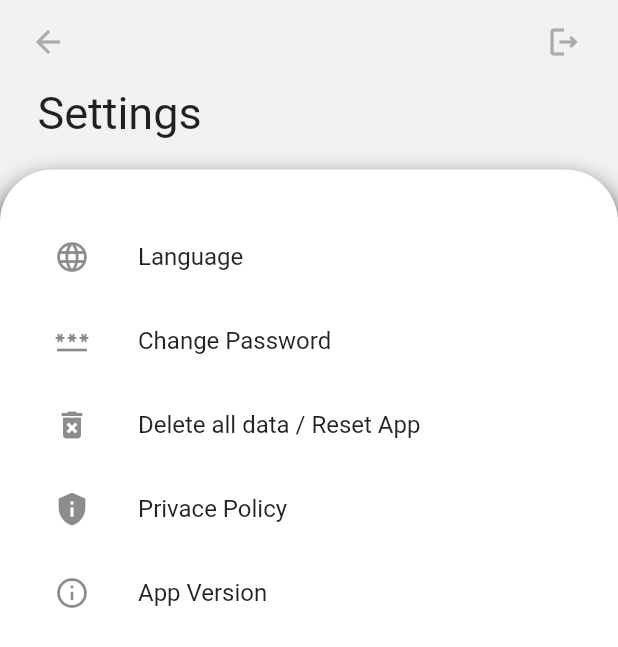
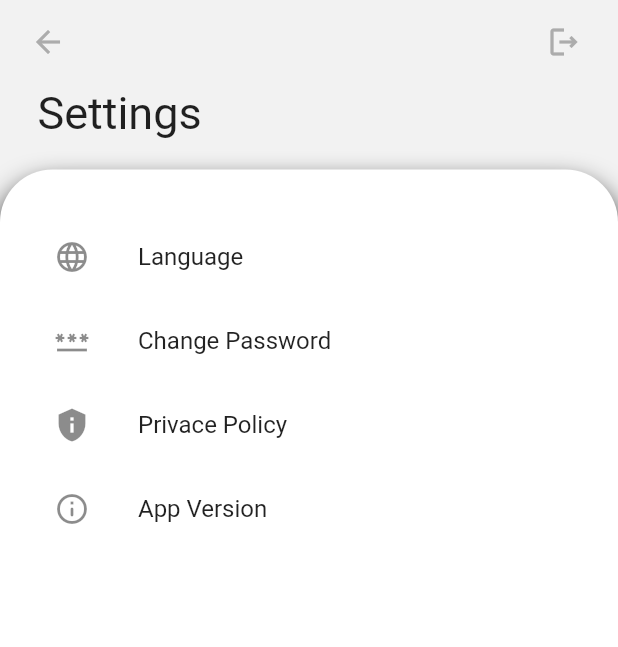
Before and after one commit to dariapichlak/gardening, a Flutter app: the CalendarPageContent screen opened directly, after a tap on the "settings" icon, on a phone screen of 412 x 824 dp. Shown: the top 647 px of the screen. Run offline on Flutter 3.47's test engine with Material 2 defaults, Android fonts, the phone set to English and light mode, and no system bars; our stand-ins replace bloc, cloud_firestore, curved_navigation_bar, dio, firebase_auth, firebase_core and 5 more; missing offline and left inert: flutterfire_ui; accounts and stored records are empty; Roboto replaces fonts that are missing (Antic).

Commit message:
Improve the UI

```diff
--- a/lib/home/home_page.dart
+++ b/lib/home/home_page.dart
@@ -15,8 +15,8 @@ class _HomePageState extends State<HomePage> {
   var index = 1;
   final items = const <Widget>[
     Icon(Icons.calendar_month, size: 30),
-    Icon(Icons.note_add, size: 30),
     Icon(Icons.note, size: 30),
+    Icon(Icons.list_outlined, size: 30),
   ];
   @override
   Widget build(BuildContext context) {
@@ -33,7 +33,7 @@ class _HomePageState extends State<HomePage> {
             child: NotesPageContent(),
           );
         }
-        return PlantsPageContent();
+        return const PlantsPageContent();
       }),
       bottomNavigationBar: Theme(
         data: Theme.of(context)
--- a/lib/home/pages/calendar_page_content/calendar_page_content.dart
+++ b/lib/home/pages/calendar_page_content/calendar_page_content.dart
@@ -3,7 +3,6 @@ import 'package:flutter_bloc/flutter_bloc.dart';
 import 'package:gardening/core/enum.dart';
 import 'package:gardening/data/remote_data_sources/weather_remote_data_source.dart';
 import 'package:gardening/home/pages/calendar_page_content/cubit/calendar_page_content_cubit.dart';
-import 'package:gardening/home/pages/testing_page.dart';
 import 'package:gardening/home/settings/settings.dart';
 import 'package:gardening/models/weather_model.dart';
 import 'package:gardening/repositories/weather_repository.dart';
@@ -41,13 +40,10 @@ class _CalendarPageContentState extends State<CalendarPageContent> {
         },
         builder: (context, state) {
           final weatherModel = state.model;
-          return Container(
-            decoration: const BoxDecoration(
-                image: DecorationImage(
-              image: AssetImage('images/weatherimage.jpg'),
-              fit: BoxFit.cover,
-            )),
-            child: Scaffold(
+          return Stack(
+            children: [
+              const BackgroundImage(),
+              Scaffold(
                 backgroundColor: Colors.transparent,
                 appBar: AppBar(
                   leading: Padding(
@@ -66,27 +62,12 @@ class _CalendarPageContentState extends State<CalendarPageContent> {
                       },
                     ),
                   ),
-                shape: const RoundedRectangleBorder(
-                  borderRadius: BorderRadius.only(
-                    bottomLeft: Radius.circular(0),
-                    bottomRight: Radius.circular(0),
-                  ),
-                ),
                   elevation: 0,
                   backgroundColor: const Color.fromARGB(255, 240, 240, 240),
                 ),
-              body: Padding(
-                padding: const EdgeInsets.only(top: 0.0),
-                child: Column(
+                body: Column(
                   children: [
-                    Container(
-                      alignment: Alignment.center,
-                      width: 340,
-                      height: 240,
-                      decoration: const BoxDecoration(
-                        color: Colors.transparent,
-                      ),
-                      child: Builder(builder: (context) {
+                    Builder(builder: (context) {
                       if (state.status == Status.loading) {
                         return const CircularProgressIndicator(
                           color: Color.fromARGB(255, 86, 133, 94),
@@ -104,7 +85,7 @@ class _CalendarPageContentState extends State<CalendarPageContent> {
                                   children: [
                                     _SearchWeather(),
                                     const SizedBox(
-                                        height: 33,
+                                      height: 30,
                                     ),
                                     _DisplayWeatherWidget(
                                         weatherModel: weatherModel),
@@ -115,7 +96,7 @@ class _CalendarPageContentState extends State<CalendarPageContent> {
                                 children: [
                                   _SearchWeather(),
                                   const SizedBox(
-                                      height: 35,
+                                    height: 90,
                                   ),
                                 ],
                               );
@@ -124,7 +105,6 @@ class _CalendarPageContentState extends State<CalendarPageContent> {
                         ],
                       );
                     }),
-                    ),
                     const SizedBox(
                       height: 30,
                     ),
@@ -149,7 +129,7 @@ class _CalendarPageContentState extends State<CalendarPageContent> {
                               padding: const EdgeInsets.all(15.0),
                               child: Container(
                                 color: Colors.transparent,
-                                height: 350,
+                                height: 400,
                                 child: SfCalendar(
                                   view: CalendarView.month,
                                   initialSelectedDate: DateTime.now(),
@@ -187,9 +167,29 @@ class _CalendarPageContentState extends State<CalendarPageContent> {
                   ],
                 ),
               ),
+            ],
+          );
+        },
       ),
     );
-        },
+  }
+}
+
+class BackgroundImage extends StatelessWidget {
+  const BackgroundImage({
+    Key? key,
+  }) : super(key: key);
+
+  @override
+  Widget build(BuildContext context) {
+    return Container(
+      width: double.infinity,
+      height: double.infinity,
+      decoration: const BoxDecoration(
+        image: DecorationImage(
+          image: AssetImage('images/weatherimage.jpg'),
+          fit: BoxFit.cover,
+        ),
       ),
     );
   }
@@ -212,24 +212,28 @@ class _DisplayWeatherWidget extends StatelessWidget {
           children: [
             Text(
               weatherModel.city,
-              style: GoogleFonts.roboto(fontSize: 18, color: Colors.black),
+              style: GoogleFonts.antic(
+                  fontSize: 18, color: Colors.black, letterSpacing: 3),
+            ),
+            const SizedBox(
+              height: 3,
+            ),
+            Text(
+              '${weatherModel.temperature} °C',
+              style: GoogleFonts.antic(fontSize: 50, color: Colors.black),
+            ),
+            const SizedBox(
+              height: 3,
+            ),
+            Text(
+              weatherModel.condition,
+              style: GoogleFonts.dancingScript(
+                  fontSize: 22,
+                  color: Colors.black,
+                  fontWeight: FontWeight.bold),
             ),
             const SizedBox(
               height: 5,
-            ),
-            Text(
-              '${weatherModel.temperature} °C',
-              style: GoogleFonts.roboto(fontSize: 60, color: Colors.black),
-            ),
-            const SizedBox(
-              height: 5,
-            ),
-            Text(
-              weatherModel.condition,
-              style: GoogleFonts.roboto(fontSize: 20, color: Colors.black),
-            ),
-            const SizedBox(
-              height: 10,
             ),
           ],
         );
@@ -248,9 +252,10 @@ class _SearchWeather extends StatelessWidget {
   @override
   Widget build(BuildContext context) {
     return Row(
+      mainAxisAlignment: MainAxisAlignment.center,
       children: [
         Container(
-          width: 340,
+          width: 320,
           height: 50,
           decoration: const BoxDecoration(
             borderRadius: BorderRadius.all(Radius.circular(30)),
--- a/lib/home/pages/notes_page_content/notes_page_content.dart
+++ b/lib/home/pages/notes_page_content/notes_page_content.dart
@@ -188,7 +188,7 @@ class _NotesPageContentState extends State<NotesPageContent> {
             return Center(
               child: Text('Add Notes',
                   style: GoogleFonts.dancingScript(
-                      fontSize: 40, color: Colors.black)),
+                      fontSize: 35, color: Colors.black)),
             );
           },
         ),
--- a/lib/home/settings/cubit/settings_cubit.dart
+++ /dev/null
@@ -1,71 +0,0 @@
-import 'dart:async';
-
-import 'package:bloc/bloc.dart';
-import 'package:gardening/models/all_model.dart';
-import 'package:gardening/repositories/all_repository.dart';
-
-part 'settings_state.dart';
-
-class SettingsCubit extends Cubit<SettingsState> {
-  SettingsCubit(this._allRepository)
-      : super(SettingsState(
-          allModel: [],
-          errorMessage: '',
-          isLoading: false,
-        ));
-
-  final AllRepository _allRepository;
-  StreamSubscription? _streamSubscription;
-
-  Future<void> start() async {
-    emit(
-      SettingsState(
-        errorMessage: '',
-        isLoading: true,
-        allModel: [],
-      ),
-    );
-
-    _streamSubscription = _allRepository.getAllStream().listen((data) {
-      emit(
-        SettingsState(
-          allModel: data,
-          errorMessage: '',
-          isLoading: false,
-        ),
-      );
-    })
-      ..onError(
-        (error) {
-          emit(
-            SettingsState(
-              allModel: const [],
-              errorMessage: error.toString(),
-              isLoading: false,
-            ),
-          );
-        },
-      );
-  }
-
-  Future<void> remove() async {
-    try {
-      await _allRepository.deleteAll();
-    } catch (error) {
-      emit(
-        SettingsState(
-          errorMessage: error.toString(),
-          isLoading: false,
-          allModel: const [],
-        ),
-      );
-      start();
-    }
-  }
-
-  // @override
-  // Future<void> close() {
-  //   _streamSubscription?.cancel();
-  //   return super.close();
-  // }
-}
--- a/lib/home/settings/cubit/settings_state.dart
+++ /dev/null
@@ -1,13 +0,0 @@
-part of 'settings_cubit.dart';
-
-class SettingsState {
-  final List<AllModel> allModel;
-  final bool isLoading;
-  final String errorMessage;
-
-  SettingsState({
-    required this.allModel,
-    required this.errorMessage,
-    required this.isLoading,
-  });
-}
--- a/lib/home/settings/settings.dart
+++ b/lib/home/settings/settings.dart
@@ -1,8 +1,5 @@
 import 'package:firebase_auth/firebase_auth.dart';
 import 'package:flutter/material.dart';
-import 'package:flutter_bloc/flutter_bloc.dart';
-import 'package:gardening/home/settings/cubit/settings_cubit.dart';
-import 'package:gardening/repositories/all_repository.dart';
 import 'package:google_fonts/google_fonts.dart';
 
 class Settings extends StatefulWidget {
@@ -20,10 +17,6 @@ class Settings extends StatefulWidget {
 class _SettingsState extends State<Settings> {
   @override
   Widget build(BuildContext context) {
-    return BlocProvider(
-      create: (context) => SettingsCubit(AllRepository())..start(),
-      child: BlocBuilder<SettingsCubit, SettingsState>(
-        builder: (context, state) {
     return Scaffold(
       backgroundColor: const Color.fromARGB(255, 242, 242, 242),
       appBar: AppBar(
@@ -69,8 +62,8 @@ class _SettingsState extends State<Settings> {
               mainAxisAlignment: MainAxisAlignment.start,
               children: [
                 Padding(
-                        padding: const EdgeInsets.only(
-                            top: 2.0, bottom: 20, left: 25),
+                  padding:
+                      const EdgeInsets.only(top: 2.0, bottom: 20, left: 25),
                   child: Text(
                     'Settings',
                     style: GoogleFonts.antic(fontSize: 30),
@@ -105,15 +98,6 @@ class _SettingsState extends State<Settings> {
                         onTap: () {},
                       ),
                       ListTile(
-                              title: const Text('Delete all data / Reset App'),
-                              leading: const Icon(Icons.delete_forever),
-                              onTap: () {
-                                context.read<SettingsCubit>().remove();
-
-                                Navigator.of(context).pop();
-                              },
-                            ),
-                            ListTile(
                         title: const Text('Privace Policy'),
                         leading: const Icon(Icons.privacy_tip),
                         onTap: () {},
@@ -132,8 +116,5 @@ class _SettingsState extends State<Settings> {
         ),
       ),
     );
-        },
-      ),
-    );
   }
 }
--- a/lib/models/all_model.dart
+++ /dev/null
@@ -1,17 +0,0 @@
-class AllModel {
-  AllModel({
-    required this.titleNote,
-    required this.value,
-    required this.id,
-    required this.plantName,
-    required this.releaseDate,
-    required this.imageURL,
-  });
-
-  final String titleNote;
-  final bool value;
-  final String id;
-  final String plantName;
-  final DateTime releaseDate;
-  final String imageURL;
-}
--- a/lib/repositories/all_repository.dart
+++ /dev/null
@@ -1,35 +0,0 @@
-import 'package:cloud_firestore/cloud_firestore.dart';
-import 'package:firebase_auth/firebase_auth.dart';
-import 'package:gardening/models/all_model.dart';
-
-class AllRepository {
-  Stream<List<AllModel>> getAllStream() {
-    final userID = FirebaseAuth.instance.currentUser?.uid;
-    if (userID == null) {
-      throw Exception('User is not logged in');
-    }
-    return FirebaseFirestore.instance
-        .collection('users')
-        .snapshots()
-        .map((querySnapshot) {
-      return querySnapshot.docs.map((document) {
-        return AllModel(
-          plantName: document['plantName'],
-          id: document.id,
-          releaseDate: (document['releaseDate'] as Timestamp).toDate(),
-          imageURL: document['imageURL'],
-          value: false,
-          titleNote: '',
-        );
-      }).toList();
-    });
-  }
-
-  Future<void> deleteAll() {
-    final userID = FirebaseAuth.instance.currentUser?.uid;
-    if (userID == null) {
-      throw Exception('User is not logged in');
-    }
-    return FirebaseFirestore.instance.collection('users').doc().delete();
-  }
-}
```
Also changed, not shown: lib/home/details/details_content/details_content.dart (+95 -59 lines), lib/home/pages/plants_page_content/add_plant_page/add_plant_page.dart (+4 -6 lines), lib/home/pages/plants_page_content/plants_page_content.dart (+17 -18 lines). Lines whose indentation alone changed are shown as unchanged.
